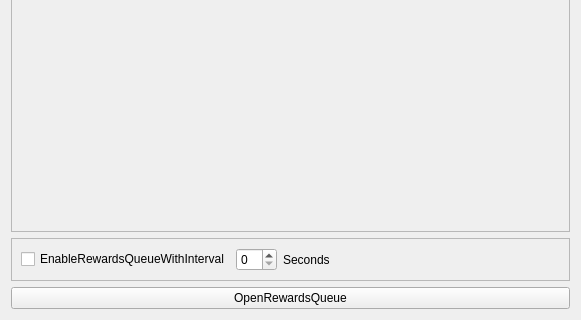
Old version of the form src/SettingsDialog.ui in the repository gottagofaster236/RewardsTheater; both pictures show x 0 to 581 and y 251 to 571 of the 581 by 571 pixel window.
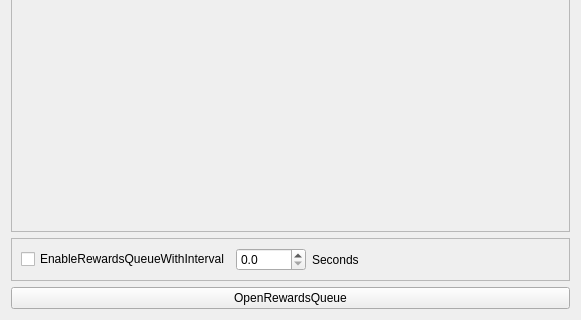
New version of the form.

Commit message: Enable/disable rewards queue and interval in UI

The edit to the form file:
```diff
--- a/src/SettingsDialog.ui
+++ b/src/SettingsDialog.ui
@@ -174,7 +174,20 @@
        </widget>
       </item>
       <item>
-       <widget class="QSpinBox" name="spinBox"/>
+       <widget class="QDoubleSpinBox" name="intervalBetweenRewardsSpinBox">
+        <property name="minimumSize">
+         <size>
+          <width>70</width>
+          <height>0</height>
+         </size>
+        </property>
+        <property name="decimals">
+         <number>1</number>
+        </property>
+        <property name="maximum">
+         <double>999.899999999999977</double>
+        </property>
+       </widget>
       </item>
       <item>
        <widget class="QLabel" name="secondsLabel">
```
Left out of the diff: 2 changed lines with no effect on the pictures. The commit also changes 5 other files.
